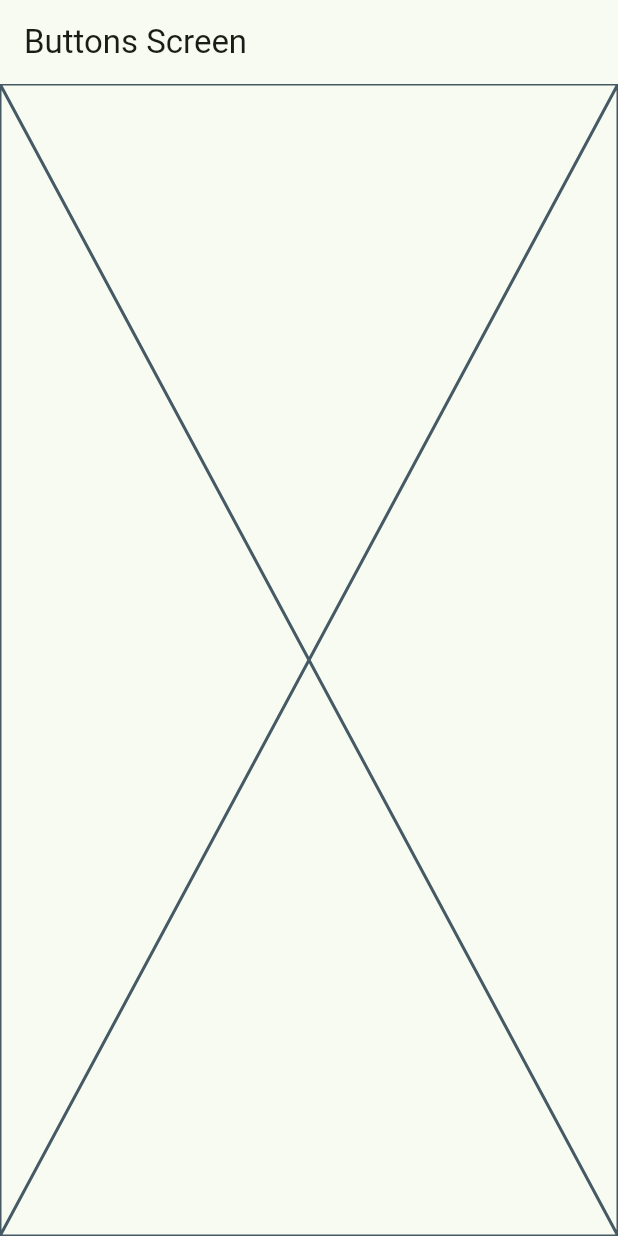
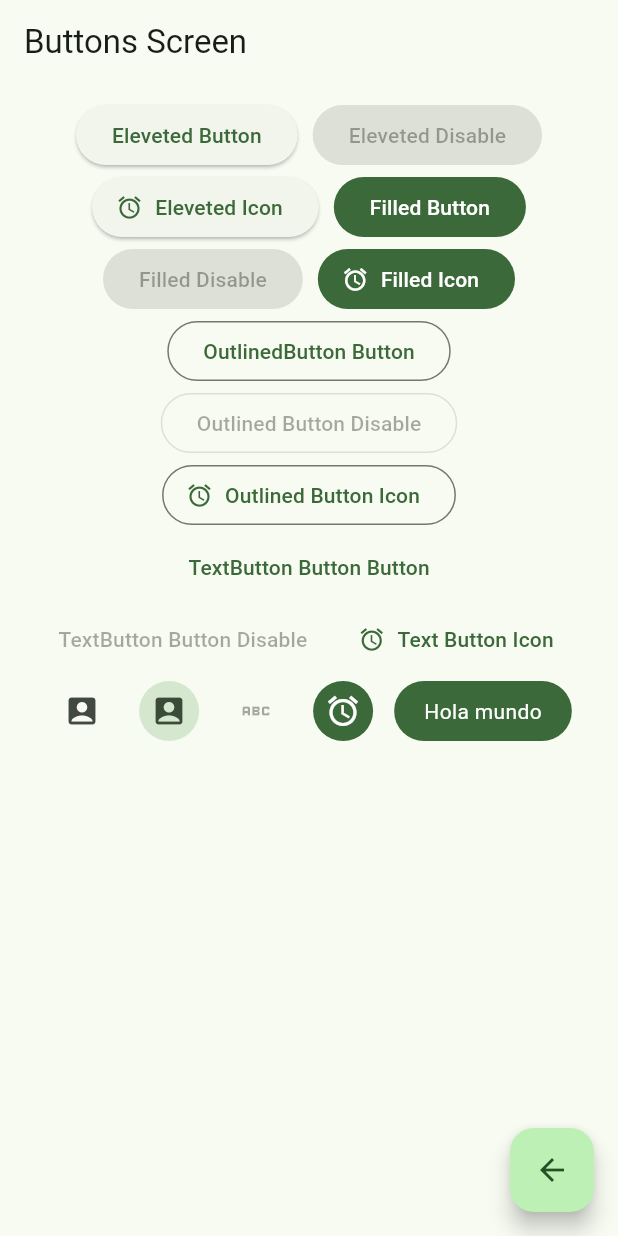
Before and after one commit to Mikkopk48/widgets-app, a Flutter app: the ButtonsScreen screen opened by its route, on a phone screen of 412 x 824 dp. Run offline on Flutter 3.47's test engine with Material 3 defaults, Android fonts, the light colour scheme and no system bars; our stand-ins replace go_router.

Commit message:
buttons screen finished

```diff
--- a/lib/presentation/screens/buttons/buttons_screen.dart
+++ b/lib/presentation/screens/buttons/buttons_screen.dart
@@ -1,4 +1,6 @@
 import 'package:flutter/material.dart';
+import 'package:go_router/go_router.dart';
+
 class ButtonsScreen extends StatelessWidget {
   static const String name = "buttons_screen";
   const ButtonsScreen({super.key});
@@ -6,10 +8,77 @@ class ButtonsScreen extends StatelessWidget {
   @override
   Widget build(BuildContext context) {
     return Scaffold(
-      appBar: AppBar(
-        title: const Text("Buttons Screen"),
+      appBar: AppBar(title: const Text("Buttons Screen")),
+      body: const _ButtonsView(),
+      floatingActionButton: FloatingActionButton(
+        child: const Icon(Icons.arrow_back),
+        onPressed: () {
+          context.pop();
+        },
       ),
-      body: const Placeholder(),
     );
   }
 }
+
+class _ButtonsView extends StatelessWidget {
+  const _ButtonsView();
+
+  @override
+  Widget build(BuildContext context) {
+    return SizedBox(
+      child: SizedBox(
+        width: double.infinity,
+        child: Padding(
+          padding: const EdgeInsets.symmetric(vertical: 10, horizontal: 20),
+          child: Wrap(
+            crossAxisAlignment: WrapCrossAlignment.center,
+            alignment: WrapAlignment.center,
+            spacing: 10,
+            children: [
+              ElevatedButton(
+                onPressed: () {}, child: const Text("Eleveted Button")),
+              const ElevatedButton(onPressed: null, child: Text("Eleveted Disable")),
+              ElevatedButton.icon(onPressed: (){}, label: const Text("Eleveted Icon"),icon: const Icon(Icons.alarm),),
+              FilledButton(onPressed: (){}, child: const Text("Filled Button")),
+              const FilledButton(onPressed: null, child: Text("Filled Disable")),
+              FilledButton.icon(onPressed: (){}, label: const Text("Filled Icon"),icon: const Icon(Icons.alarm),),
+              OutlinedButton(onPressed: (){}, child: const Text("OutlinedButton Button")),
+              const OutlinedButton(onPressed: null, child: Text("Outlined Button Disable")),
+              OutlinedButton.icon(onPressed: (){}, label: const Text("Outlined Button Icon"),icon: const Icon(Icons.alarm),),
+              TextButton(onPressed: (){}, child: const Text("TextButton Button Button")),
+              const TextButton(onPressed: null, child: Text("TextButton Button Disable")),
+              TextButton.icon(onPressed: (){}, label: const Text("Text Button Icon"),icon: const Icon(Icons.alarm),),
+              IconButton(onPressed: (){}, icon: const Icon(Icons.account_box),),
+              IconButton.filledTonal(onPressed: (){}, icon: const Icon(Icons.account_box),),
+              const IconButton(onPressed: null,icon: Icon(Icons.abc)),
+              IconButton.filled(
+                onPressed: (){},icon: const Icon(Icons.alarm),),
+              CustomButton(),
+            ],
+          ),
+        ),
+      ),
+    );
+  }
+}
+class CustomButton extends StatelessWidget {
+  const CustomButton({super.key});
+
+  @override
+  Widget build(BuildContext context) {
+    final colors = Theme.of(context).colorScheme;
+    return ClipRRect(
+      borderRadius: BorderRadius.circular(20),
+      child: InkWell(
+        child:  Material(
+        color:colors.primary,
+
+          child: Padding(
+            padding: EdgeInsets.symmetric(horizontal: 20,vertical: 10),
+            child: Text("Hola mundo",style: TextStyle(color: Colors.white),),
+          ),
+        ),
+      ),
+    );
+  }
+}
```
